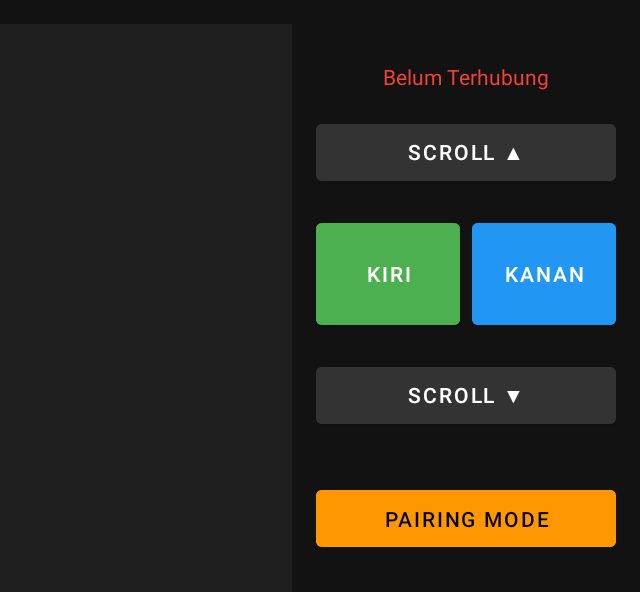
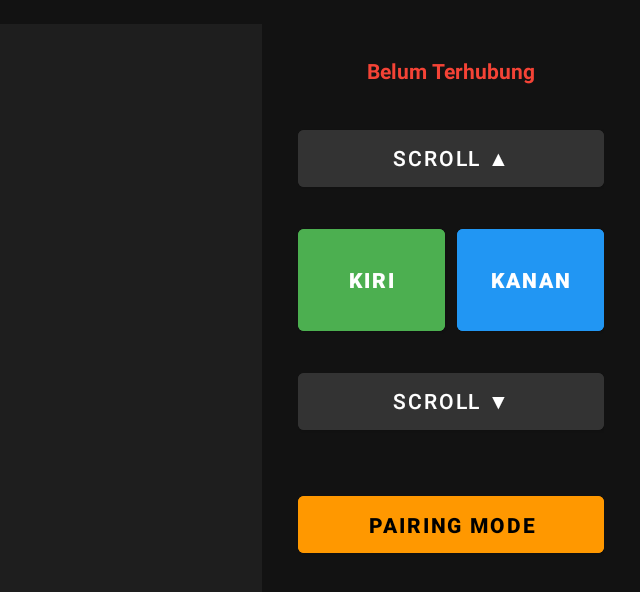
Before and after one commit to baguzzz/ds4-rust, an Android app: the screen it shows after launch (MainActivity), on a phone screen of 824 x 412 dp (held sideways). Shown: the top 592 px of the screen, without its empty margins (596-1236 px from the left). Run offline under Robolectric (Android 15) with nearby library versions, the phone set to English and light mode, and no system bars.

Commit message:
Refactor layout and update button texts

```diff
--- a/bt-mouse-app/app/src/main/res/layout/activity_main.xml
+++ b/bt-mouse-app/app/src/main/res/layout/activity_main.xml
@@ -3,41 +3,49 @@
     android:layout_width="match_parent"
     android:layout_height="match_parent"
     android:orientation="horizontal"
-    android:padding="16dp"
-    android:background="#121212">
+    android:background="#121212"
+    android:fitsSystemWindows="true"
+    android:padding="16dp">
 
-    <!-- Area Touchpad -->
+    <!-- Area Touchpad (Kiri) -->
     <com.example.btmouse.TouchpadView
         android:id="@+id/touchpad"
         android:layout_width="0dp"
         android:layout_height="match_parent"
-        android:layout_weight="3"
+        android:layout_weight="1"
         android:background="#1E1E1E"
         android:layout_marginEnd="16dp" />
 
-    <!-- Panel Tombol -->
+    <!-- Panel Tombol (Kanan) -->
     <LinearLayout
-        android:layout_width="200dp"
+        android:layout_width="220dp"
         android:layout_height="match_parent"
         android:orientation="vertical"
-        android:gravity="center">
+        android:gravity="center_vertical"
+        android:paddingHorizontal="8dp">
 
+        <!-- Status Teks -->
         <TextView
             android:id="@+id/statusText"
-            android:layout_width="wrap_content"
+            android:layout_width="match_parent"
             android:layout_height="wrap_content"
             android:text="Belum Terhubung"
             android:textColor="#F44336"
-            android:layout_marginBottom="16dp"/>
+            android:textSize="14sp"
+            android:textStyle="bold"
+            android:gravity="center"
+            android:layout_marginBottom="24dp" />
 
+        <!-- Tombol Scroll Atas -->
         <Button
             android:id="@+id/btnScrollUp"
             android:layout_width="match_parent"
             android:layout_height="50dp"
-            android:text="Scroll ▲"
+            android:text="SCROLL ▲"
             android:backgroundTint="#333333"
             android:textColor="#FFF" />
 
+        <!-- Tombol Klik Kiri & Kanan -->
         <LinearLayout
             android:layout_width="match_parent"
             android:layout_height="wrap_content"
@@ -51,6 +59,7 @@
                 android:layout_height="80dp"
                 android:layout_weight="1"
                 android:text="KIRI"
+                android:textStyle="bold"
                 android:backgroundTint="#4CAF50"
                 android:textColor="#FFF"
                 android:layout_marginEnd="8dp"/>
@@ -61,25 +70,30 @@
                 android:layout_height="80dp"
                 android:layout_weight="1"
                 android:text="KANAN"
+                android:textStyle="bold"
                 android:backgroundTint="#2196F3"
                 android:textColor="#FFF" />
         </LinearLayout>
 
+        <!-- Tombol Scroll Bawah -->
         <Button
             android:id="@+id/btnScrollDown"
             android:layout_width="match_parent"
             android:layout_height="50dp"
-            android:text="Scroll ▼"
+            android:text="SCROLL ▼"
             android:backgroundTint="#333333"
             android:textColor="#FFF" />
 
+        <!-- Tombol Connect / Pairing -->
         <Button
             android:id="@+id/btnConnect"
             android:layout_width="match_parent"
             android:layout_height="50dp"
             android:text="PAIRING MODE"
+            android:textStyle="bold"
             android:layout_marginTop="32dp"
             android:backgroundTint="#FF9800"
             android:textColor="#000" />
+
     </LinearLayout>
 </LinearLayout>
```
